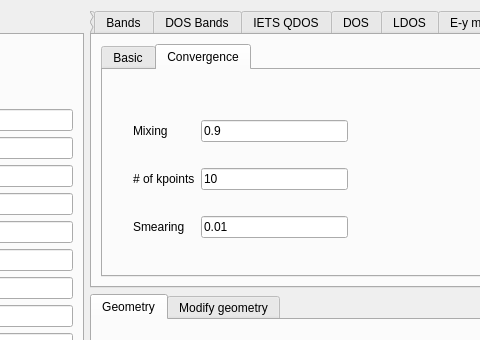
Qt form interface-pyqt/1d/interface.ui (joselado/quantum-lattice) before a commit; both pictures show x 422 to 902 and y 0 to 340 of the 1017 by 659 pixel window.
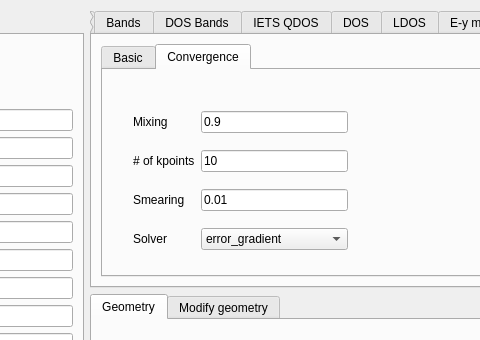
The same form after that commit. The open tabs and pages were chosen to show the change. Custom widgets are drawn as their Qt base class.

Commit message:
Add SCF solver dropdown (error_gradient/linear_mixing)
Adds a "Solver" combobox to the Convergence sub-tab of every SCF-capable
mode, letting the user pick which use_jax=True algorithm VJinteraction/
Vinteraction uses to converge the mean field, defaulting to
error_gradient. Falls back to the existing plain-mixing behavior for a
BdG (pairing) Hamiltonian or when jax isn't installed - install.py now
best-effort installs jax alongside pyvista.

Claude-Session: https://claude.ai/code/session_012fL8wwuicuNy2k5fzsptqR

```diff
--- a/interface-pyqt/1d/interface.ui
+++ b/interface-pyqt/1d/interface.ui
@@ -1257,6 +1257,30 @@
                </property>
               </widget>
              </item>
+             <item row="3" column="0">
+              <widget class="BodyLabel" name="label_scf_solver">
+               <property name="text">
+                <string>Solver</string>
+               </property>
+              </widget>
+             </item>
+             <item row="3" column="1">
+              <widget class="ComboBox" name="scf_solver">
+               <property name="toolTip">
+                <string>Iterative algorithm used to converge the self-consistent mean field (requires the optional jax extra; falls back to the default plain-mixing solver for a Hamiltonian with superconducting pairing)</string>
+               </property>
+               <item>
+                <property name="text">
+                 <string>error_gradient</string>
+                </property>
+               </item>
+               <item>
+                <property name="text">
+                 <string>linear_mixing</string>
+                </property>
+               </item>
+              </widget>
+             </item>
             </layout>
            </widget>
           </widget>
```
The commit also changes 22 other files.
